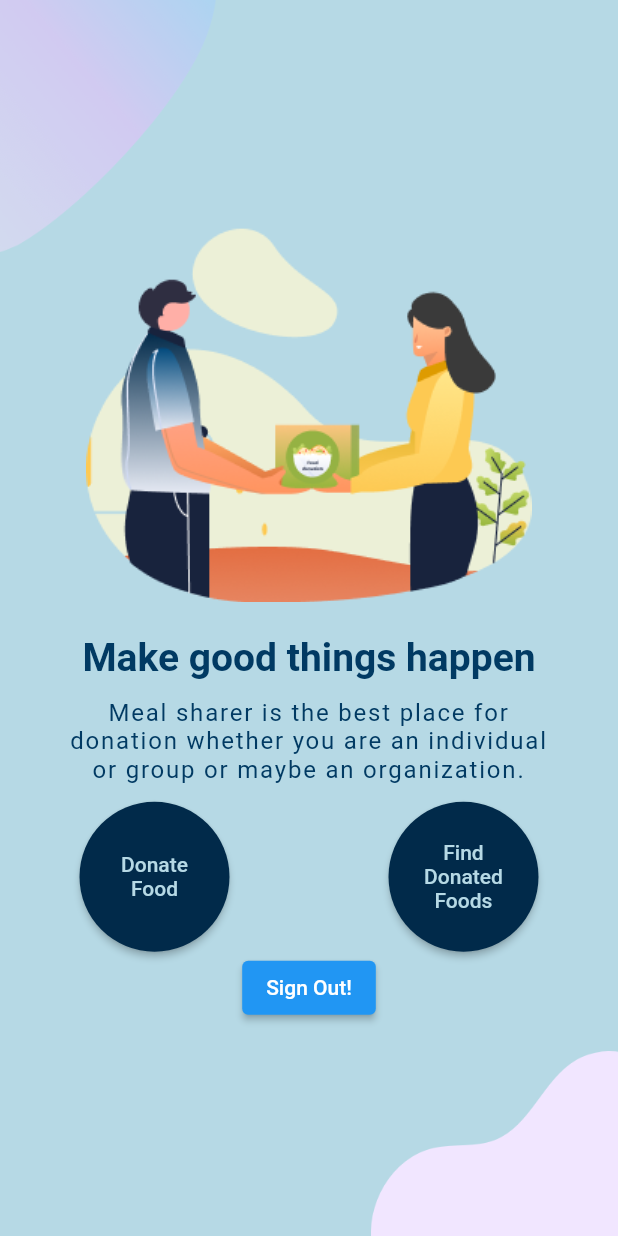
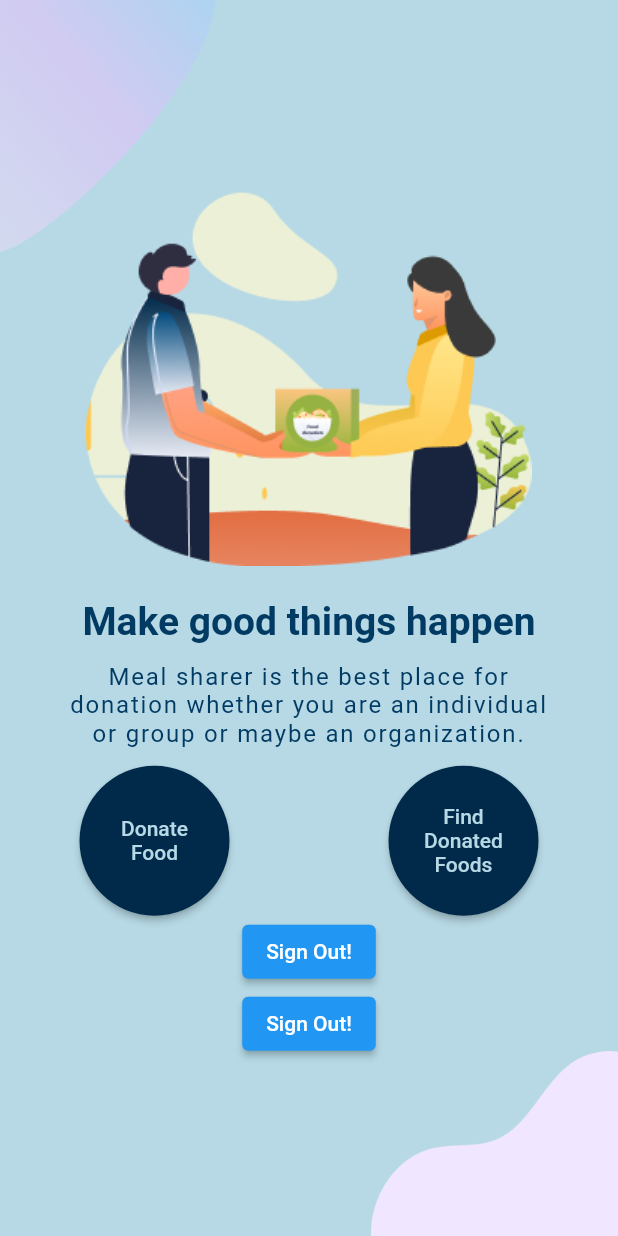
Before and after one commit to SumayaSiddique/CSE327-Group02-Meal_Sharer, a Flutter app: the screen it shows once a user with an empty profile is signed in, on a phone screen of 412 x 824 dp. Run offline on Flutter 3.47's test engine with Material 2 defaults, Android fonts, the phone set to English and light mode, and no system bars; our stand-ins replace cloud_firestore, firebase_auth, firebase_core, flutter_svg, font_awesome_flutter, get and 2 more; accounts and stored records are empty.

Commit message:
Update home_screen.dart

```diff
--- a/meal_sharer/lib/Screens/Home/home_screen.dart
+++ b/meal_sharer/lib/Screens/Home/home_screen.dart
@@ -3,6 +3,7 @@ import 'package:font_awesome_flutter/font_awesome_flutter.dart';
 import 'package:get/get.dart';
 import 'package:meal_sharer/Constants/firebase_auth_constants.dart';
 import 'package:meal_sharer/Screens/Background/background_2.dart';
+import 'package:meal_sharer/Screens/Chat%20Room/chat_room.dart';
 import 'package:meal_sharer/Screens/Profile/profile_screen.dart';
 import 'package:meal_sharer/constants.dart';
 
@@ -106,6 +107,12 @@ class _HomeScreenState extends State<HomeScreen> {
                       },
                       child: const Text("Sign Out!"),
                     ),
+                    ElevatedButton(
+                      onPressed: () {
+                        Get.to(() => ChatRoom(category: ""));
+                      },
+                      child: const Text("Sign Out!"),
+                    ),
                   ],
                 ),
               ),
```
